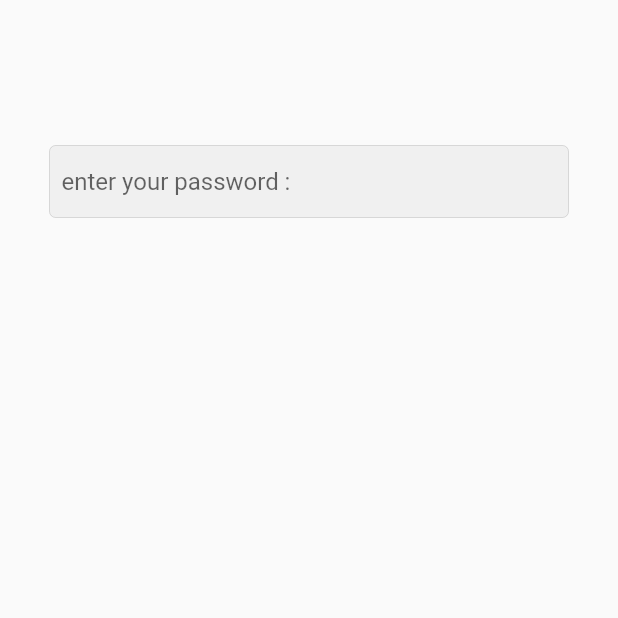
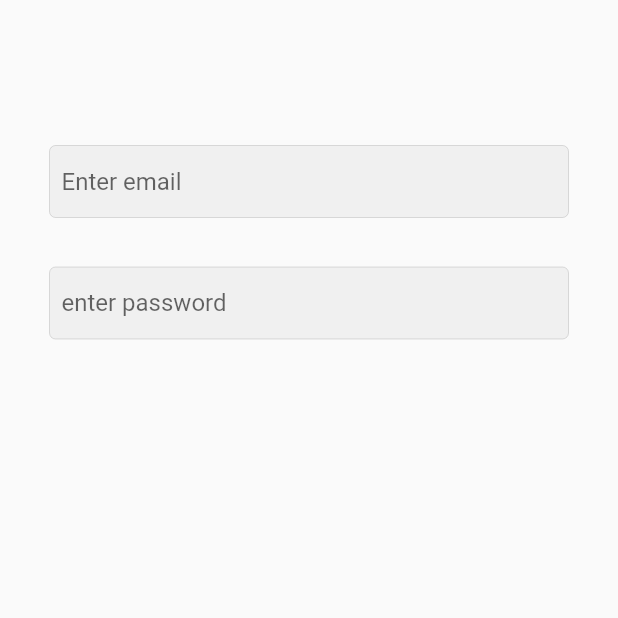
Before and after one commit to Mohamed7E/E_commerce_app, a Flutter app: the screen it shows after launch, on a phone screen of 412 x 824 dp, the top half of it. Run offline on Flutter 3.47's test engine with Material 2 defaults, Android fonts, the phone set to English and light mode, and no system bars.

Commit message:
creat custom textfiled

```diff
--- a/lib/page/login.dart
+++ b/lib/page/login.dart
@@ -1,8 +1,9 @@
-// ignore_for_file: prefer_const_constructors
+// ignore_for_file: prefer_const_constructors, prefer_const_literals_to_create_immutables
 
 
 
 import 'package:flutter/material.dart';
+import 'package:flutter_application_1/shared/custom_textfiled.dart';
 
 class Login extends StatelessWidget {
   const Login({super.key});
@@ -14,23 +15,20 @@ class Login extends StatelessWidget {
         padding: const EdgeInsets.all(33.0),
         child: Column(
           children: [
-            SizedBox(height: 64,),
-          TextField(
-            keyboardType: TextInputType.text,
-            obscureText: true,
-            decoration: InputDecoration(
-              hintText: "enter your password : ",
-              enabledBorder: OutlineInputBorder(
-                borderSide: Divider.createBorderSide(context),
-              ),
-              focusedBorder: OutlineInputBorder(
-                borderSide: BorderSide(color: Colors.grey),
-              ),
-              filled: true,
-              contentPadding: const EdgeInsets.all(8),
+           const SizedBox(height: 64,),
+            Mytextfiled(
+              textInputTypee :TextInputType.emailAddress ,
+              ispassword: false,
+              hinttext: "Enter email ",
             ),
-          )
-        ]),
+          const SizedBox(height: 33,),
+          Mytextfiled(
+            textInputTypee : TextInputType.text,
+              ispassword: true,
+              hinttext: "enter password",
+          ),
+        ],
+        ),
       ),
     );
   }
--- /dev/null
+++ b/lib/shared/custom_textfiled.dart
@@ -0,0 +1,37 @@
+
+
+// ignore_for_file: prefer_const_constructors, prefer_const_constructors_in_immutables
+
+import 'package:flutter/material.dart';
+
+class Mytextfiled extends StatelessWidget {
+ final  TextInputType textInputTypee;
+ final  bool ispassword;
+ final String hinttext;
+
+ Mytextfiled({super.key,
+required this.textInputTypee,
+required this.ispassword,
+required this.hinttext,
+
+ });
+
+  @override
+  Widget build(BuildContext context) {
+    return TextField(
+       keyboardType: textInputTypee,
+            obscureText: ispassword,
+            decoration: InputDecoration(
+              hintText: hinttext,
+              enabledBorder: OutlineInputBorder(
+                borderSide: Divider.createBorderSide(context),
+              ),
+              focusedBorder: OutlineInputBorder(
+                borderSide: BorderSide(color: Colors.grey),
+              ),
+              filled: true,
+              contentPadding: const EdgeInsets.all(8),
+            ),
+    );
+  }
+}
```
